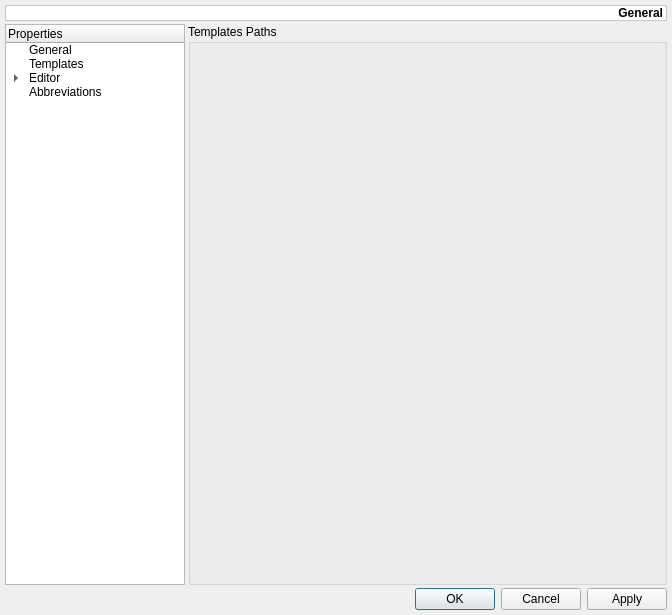
The window that monkey/src/maininterface/ui/UISettings.ui (pasnox/monkeystudio2) describes before a commit, drawn with Qt 5.
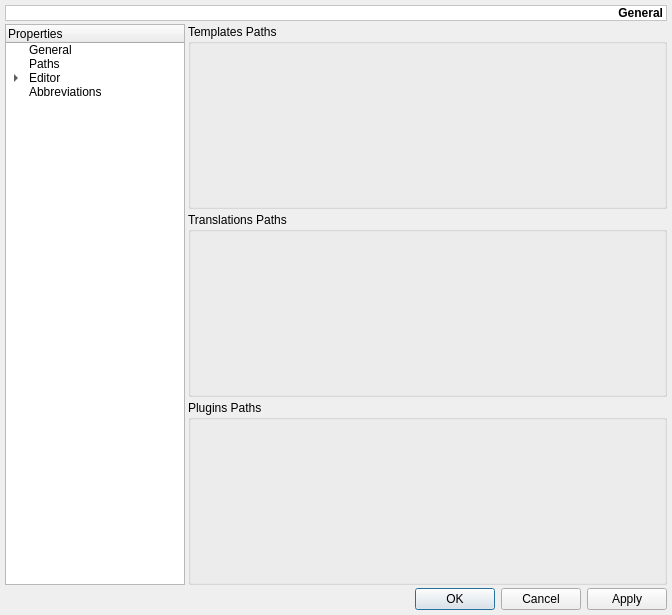
The same window after the commit. The open tabs and pages were chosen to show the change. Custom widgets are drawn as their Qt base class.

What changed in the file:
```diff
--- a/monkey/src/maininterface/ui/UISettings.ui
+++ b/monkey/src/maininterface/ui/UISettings.ui
@@ -146,7 +146,7 @@
      </item>
      <item>
       <property name="text" >
-       <string>Templates</string>
+       <string>Paths</string>
       </property>
      </item>
      <item>
@@ -562,6 +562,20 @@
          </property>
         </widget>
        </item>
+       <item>
+        <widget class="pPathListEditor" name="pleTranslationsPaths" >
+         <property name="title" >
+          <string>Translations Paths</string>
+         </property>
+        </widget>
+       </item>
+       <item>
+        <widget class="pPathListEditor" name="plePluginsPaths" >
+         <property name="title" >
+          <string>Plugins Paths</string>
+         </property>
+        </widget>
+       </item>
       </layout>
      </widget>
      <widget class="QWidget" name="pEditorGeneral" >
```
Left out of the diff: 2 changed lines with no effect on the pictures.
